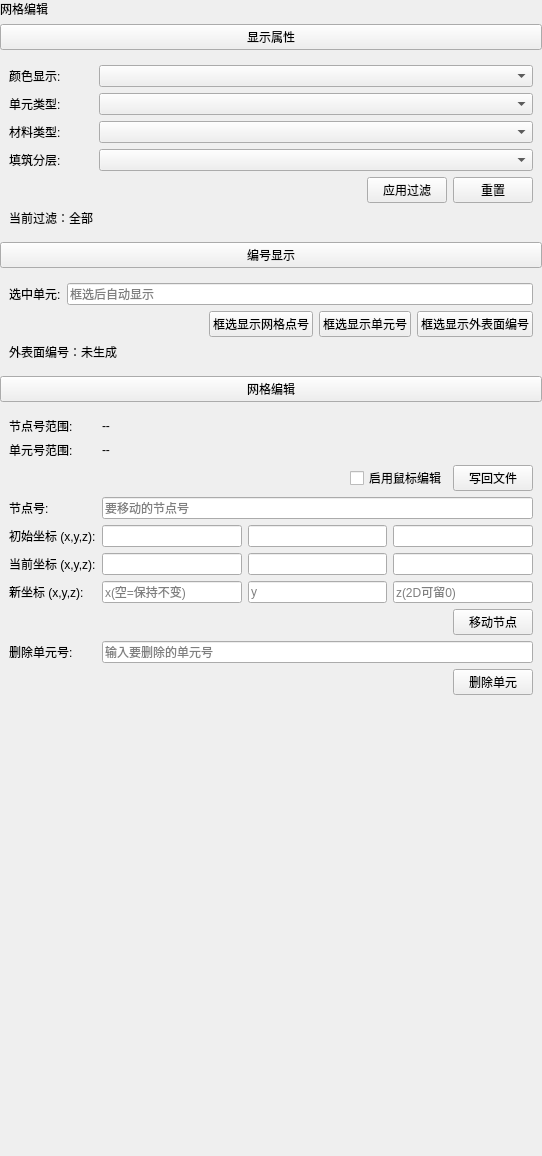
Old version of the form plugins/Base_Mesh/GridEditingWidget.ui in the repository asd977/base_cae.
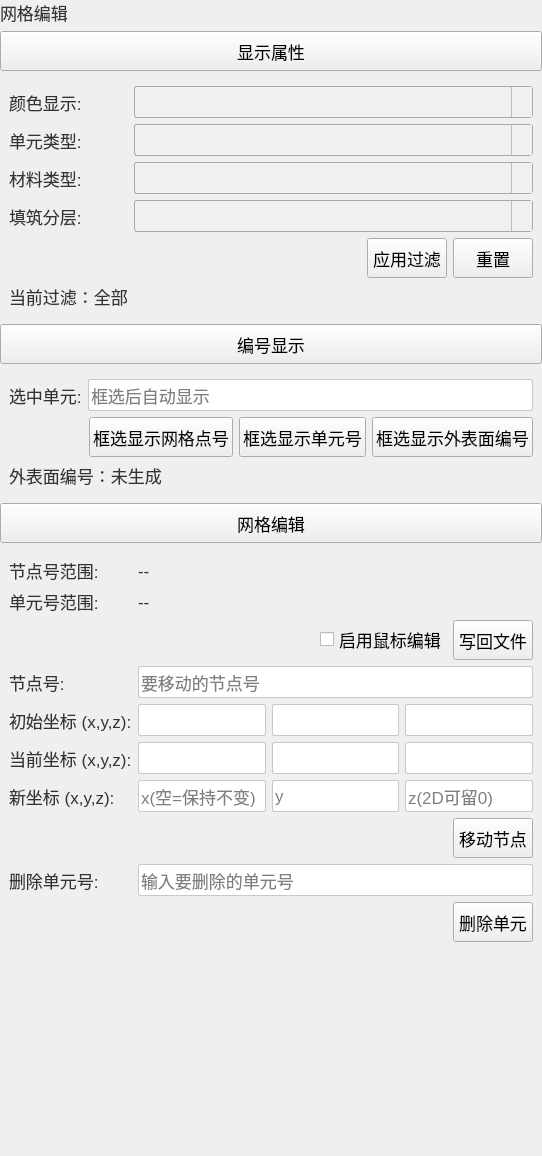
New version of the form. Icons and pictures are not drawn.

Commit message: style: switch custom control arrows from png to svg

```diff
--- a/plugins/Base_Mesh/GridEditingWidget.ui
+++ b/plugins/Base_Mesh/GridEditingWidget.ui
@@ -14,7 +14,102 @@
    <string>网格编辑</string>
   </property>
   <property name="styleSheet">
-   <string notr="true"/>
+   <string notr="true">QWidget{
+font-family: &quot;Microsoft YaHei&quot;, &quot;微软雅黑&quot;;
+}
+QPushButton {
+    font-size: 17px;
+    min-height: 32px;
+}
+QPushButton#pushButton {
+    background-color: rgb(224, 233, 244);
+    border-width: 1px;
+    border-color: rgb(121, 121, 121);
+    border-style: solid;
+    min-height: 33px;
+    border-top: 1px solid rgb(169, 169, 169);
+    border-bottom: 1px solid rgb(169, 169, 169);
+    border-left: none;
+    border-right: none;
+    text-align: left;
+    padding-left: 15px;
+    font-size: 17px;
+}
+QLabel {
+    font-size: 17px;
+    color: rgb(51, 51, 51);
+}
+QLabel#pageNameLabel {
+    font-size: 20px;
+    padding-left: 9px;
+    color: rgb(53, 103, 147);
+}
+QLineEdit, QTextEdit, QPlainTextEdit, QSpinBox, QDoubleSpinBox, QDateTimeEdit {
+    border: 1px solid rgb(200, 200, 200);
+    border-radius: 2px;
+    font-size: 17px;
+    min-height: 30px;
+}
+QLineEdit:focus, QTextEdit:focus, QPlainTextEdit:focus,
+QSpinBox:focus, QDoubleSpinBox:focus, QDateTimeEdit:focus {
+    border-color: rgb(100, 100, 255);
+    outline: none;
+}
+QComboBox {
+    font-size: 17px;
+    color: rgb(51, 51, 51);
+    padding-left: 6px;
+    background: rgb(240, 240, 240);
+    border: 1px solid rgb(169, 169, 169);
+    border-radius: 3px;
+    min-height: 30px;
+}
+QComboBox::drop-down {
+    subcontrol-origin: padding;
+    subcontrol-position: top right;
+    width: 20px;
+    background: rgb(240, 240, 240);
+    border-left: 1px solid rgb(190, 190, 190);
+}
+QComboBox::down-arrow {
+    image: url(:/resources/arrow_down_drawn.svg);
+    width: 12px;
+    height: 12px;
+}
+QSpinBox::up-button, QDoubleSpinBox::up-button {
+    subcontrol-origin: border;
+    subcontrol-position: top right;
+    width: 18px;
+    border-left: 1px solid rgb(190, 190, 190);
+    border-bottom: 1px solid rgb(210, 210, 210);
+    background: rgb(240, 240, 240);
+}
+QSpinBox::down-button, QDoubleSpinBox::down-button {
+    subcontrol-origin: border;
+    subcontrol-position: bottom right;
+    width: 18px;
+    border-left: 1px solid rgb(190, 190, 190);
+    background: rgb(240, 240, 240);
+}
+QSpinBox::up-arrow, QDoubleSpinBox::up-arrow {
+    image: url(:/resources/arrow_up_drawn.svg);
+    width: 10px;
+    height: 10px;
+}
+QSpinBox::down-arrow, QDoubleSpinBox::down-arrow {
+    image: url(:/resources/arrow_down_drawn.svg);
+    width: 10px;
+    height: 10px;
+}
+QRadioButton, QCheckBox, QGroupBox {
+    font-size: 17px;
+}
+QTableWidget, QTreeWidget, QListWidget {
+    font-size: 16px;
+    gridline-color: rgb(210, 210, 210);
+}
+
+</string>
   </property>
   <layout class="QVBoxLayout" name="verticalLayout">
    <property name="leftMargin">
```
The commit also changes 45 other files.
